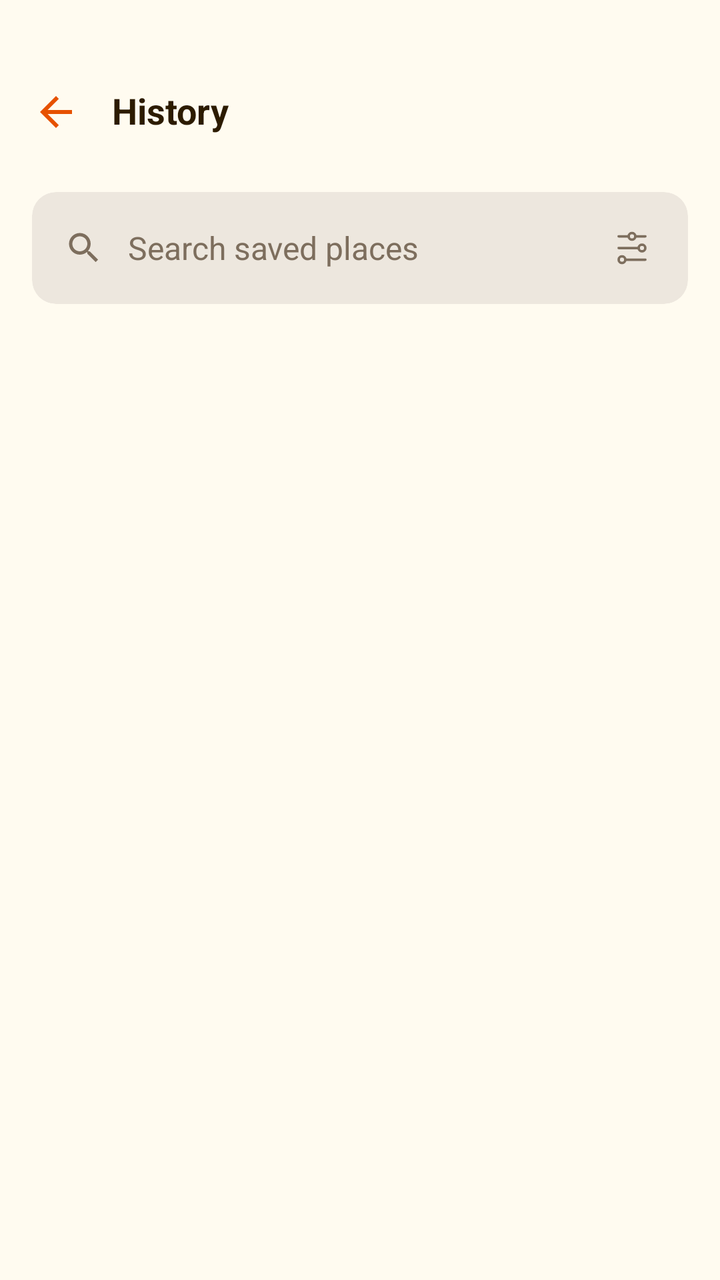
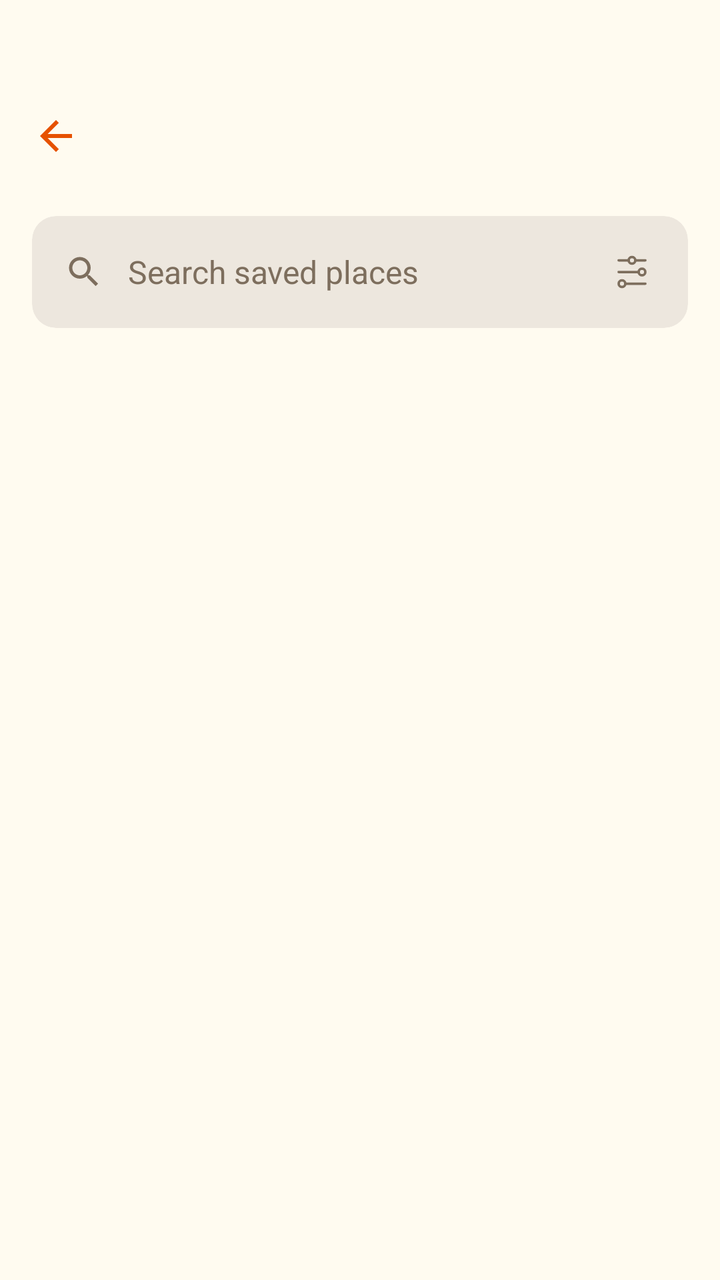

An Android layout rendered at two revisions. The XML below is the earlier revision; the diff shows what the commit changed to produce the second picture.
<!-- AndroidManifest.xml: application theme Theme.WhereIsMyCar -->
<!-- res/layout/fragment_history.xml -->
<?xml version="1.0" encoding="utf-8"?>
<androidx.constraintlayout.widget.ConstraintLayout xmlns:android="http://schemas.android.com/apk/res/android"
    xmlns:app="http://schemas.android.com/apk/res-auto"
    xmlns:tools="http://schemas.android.com/tools"
    android:layout_width="match_parent"
    android:layout_height="match_parent"
    android:background="@color/app_background"
    android:paddingTop="@dimen/layout_padding_top"
    tools:context=".HistoryFragment">

    
    <androidx.constraintlayout.widget.ConstraintLayout
        android:id="@+id/toolbar"
        android:layout_width="match_parent"
        android:layout_height="?attr/actionBarSize"
        android:elevation="12dp"
        android:paddingHorizontal="16dp"
        app:layout_constraintTop_toTopOf="parent">

        <ImageView
            android:id="@+id/btn_back"
            android:layout_width="24dp"
            android:layout_height="24dp"
            android:contentDescription="@string/back"
            android:src="@drawable/ic_back"
            app:layout_constraintBottom_toBottomOf="parent"
            app:layout_constraintStart_toStartOf="parent"
            app:layout_constraintTop_toTopOf="parent"
            app:tint="@color/primary" />

        <TextView
            android:layout_width="wrap_content"
            android:layout_height="wrap_content"
            android:layout_marginStart="16dp"
            android:includeFontPadding="false"
            android:text="@string/history"
            android:textColor="@color/text_primary"
            android:textSize="18sp"
            android:textStyle="bold"
            app:layout_constraintBottom_toBottomOf="parent"
            app:layout_constraintStart_toEndOf="@+id/btn_back"
            app:layout_constraintTop_toTopOf="parent" />
    </androidx.constraintlayout.widget.ConstraintLayout>

    <androidx.cardview.widget.CardView
        android:id="@+id/search_container"
        android:layout_width="match_parent"
        android:layout_height="56dp"
        android:layout_marginHorizontal="16dp"
        android:layout_marginTop="8dp"
        app:cardBackgroundColor="@color/bg_gray"
        app:cardCornerRadius="12dp"
        app:cardElevation="0dp"
        app:layout_constraintTop_toBottomOf="@id/toolbar">

        <LinearLayout
            android:layout_width="match_parent"
            android:layout_height="match_parent"
            android:gravity="center_vertical"
            android:orientation="horizontal"
            android:paddingStart="16dp"
            android:paddingEnd="4dp">

            <ImageView
                android:layout_width="20dp"
                android:layout_height="20dp"
                android:contentDescription="@string/search"
                android:src="@drawable/ic_search"
                app:tint="@color/text_secondary" />

            <EditText
                android:id="@+id/edit_text_search"
                android:layout_width="0dp"
                android:layout_height="match_parent"
                android:layout_marginStart="12dp"
                android:layout_weight="1"
                android:background="@null"
                android:hint="@string/search_saved_places"
                android:importantForAutofill="no"
                android:inputType="text"
                android:textColor="@color/text_primary"
                android:textColorHint="@color/text_secondary"
                android:textSize="16sp" />

            <ImageView
                android:id="@+id/btn_filters"
                android:layout_width="48dp"
                android:layout_height="48dp"
                android:background="?attr/selectableItemBackground"
                android:contentDescription="@string/filters"
                android:padding="14dp"
                android:scaleType="centerInside"
                android:src="@drawable/filters"
                app:tint="@color/text_secondary" />
        </LinearLayout>
    </androidx.cardview.widget.CardView>

    <HorizontalScrollView
        android:id="@+id/active_filters_scroll"
        android:layout_width="match_parent"
        android:layout_height="wrap_content"
        android:layout_marginTop="16dp"
        android:clipToPadding="false"
        android:paddingHorizontal="16dp"
        android:scrollbars="none"
        android:visibility="gone"
        app:layout_constraintTop_toBottomOf="@id/search_container">

        <com.google.android.material.chip.ChipGroup
            android:id="@+id/active_filters_group"
            android:layout_width="wrap_content"
            android:layout_height="wrap_content"
            app:chipSpacingHorizontal="8dp"
            app:singleLine="true">
            
        </com.google.android.material.chip.ChipGroup>
    </HorizontalScrollView>

    <LinearLayout
        android:id="@+id/filters_wrapper"
        android:layout_width="match_parent"
        android:layout_height="wrap_content"
        android:orientation="vertical"
        android:visibility="gone"
        app:layout_constraintTop_toBottomOf="@id/active_filters_scroll">

        <HorizontalScrollView
            android:id="@+id/date_filters_scroll"
            android:layout_width="match_parent"
            android:layout_height="wrap_content"
            android:layout_marginTop="8dp"
            android:clipToPadding="false"
            android:paddingHorizontal="16dp"
            android:scrollbars="none">

            <LinearLayout
                android:id="@+id/date_filters_container"
                android:layout_width="wrap_content"
                android:layout_height="wrap_content"
                android:orientation="horizontal">
                
            </LinearLayout>
        </HorizontalScrollView>

        <HorizontalScrollView
            android:id="@+id/categories_scroll"
            android:layout_width="match_parent"
            android:layout_height="wrap_content"
            android:layout_marginTop="0dp"
            android:clipToPadding="false"
            android:paddingHorizontal="16dp"
            android:scrollbars="none">

            <LinearLayout
                android:id="@+id/categories_container"
                android:layout_width="wrap_content"
                android:layout_height="wrap_content"
                android:orientation="horizontal">
                
            </LinearLayout>
        </HorizontalScrollView>
    </LinearLayout>

    <androidx.recyclerview.widget.RecyclerView
        android:id="@+id/recycler_view_locations"
        android:layout_width="match_parent"
        android:layout_height="0dp"
        android:layout_marginTop="16dp"
        android:paddingHorizontal="16dp"
        app:layout_constraintBottom_toBottomOf="parent"
        app:layout_constraintTop_toBottomOf="@id/filters_wrapper"
        tools:listitem="@layout/item_location" />

</androidx.constraintlayout.widget.ConstraintLayout>
<!-- res/layout/item_location.xml (included above) -->
<?xml version="1.0" encoding="utf-8"?>
<com.google.android.material.card.MaterialCardView xmlns:android="http://schemas.android.com/apk/res/android"
    xmlns:app="http://schemas.android.com/apk/res-auto"
    android:layout_width="match_parent"
    android:layout_height="wrap_content"
    android:layout_marginBottom="12dp"
    app:cardBackgroundColor="@color/bg_gray"
    app:cardCornerRadius="24dp"
    app:cardElevation="0dp"
    app:strokeColor="@color/border_gray"
    app:strokeWidth="1dp">

    <androidx.constraintlayout.widget.ConstraintLayout
        android:layout_width="match_parent"
        android:layout_height="wrap_content"
        android:padding="12dp">

        <com.google.android.material.card.MaterialCardView
            android:id="@+id/map_container"
            android:layout_width="80dp"
            android:layout_height="80dp"
            app:cardCornerRadius="12dp"
            app:cardElevation="0dp"
            app:layout_constraintBottom_toBottomOf="parent"
            app:layout_constraintStart_toStartOf="parent"
            app:layout_constraintTop_toTopOf="parent">

            <org.osmdroid.views.MapView
                android:id="@+id/map_view"
                android:layout_width="match_parent"
                android:layout_height="match_parent" />

            <ImageView
                android:layout_width="24dp"
                android:layout_height="24dp"
                android:layout_gravity="center"
                android:contentDescription="@string/my_location"
                android:src="@drawable/ic_location"
                app:tint="@color/primary" />
        </com.google.android.material.card.MaterialCardView>

        <TextView
            android:id="@+id/text_view_category"
            android:layout_width="wrap_content"
            android:layout_height="wrap_content"
            android:layout_marginStart="16dp"
            android:background="@drawable/bg_category_tag"
            android:paddingHorizontal="8dp"
            android:paddingVertical="2dp"
            android:text="@string/category"
            android:textColor="@color/primary"
            android:textSize="11sp"
            android:textStyle="bold"
            app:layout_constraintStart_toEndOf="@id/map_container"
            app:layout_constraintTop_toTopOf="@id/map_container" />

        <TextView
            android:id="@+id/text_view_time"
            android:layout_width="wrap_content"
            android:layout_height="wrap_content"
            android:layout_marginEnd="16dp"
            android:text="@string/date_value"
            android:textColor="@color/text_secondary"
            android:textSize="12sp"
            app:layout_constraintEnd_toEndOf="parent"
            app:layout_constraintTop_toTopOf="@id/map_container" />

        <TextView
            android:id="@+id/text_view_title"
            android:layout_width="0dp"
            android:layout_height="wrap_content"
            android:layout_marginTop="4dp"
            android:layout_marginStart="16dp"
            android:ellipsize="end"
            android:maxLines="1"
            android:text="@string/address_line"
            android:textColor="@color/text_primary"
            android:textSize="18sp"
            android:textStyle="bold"
            app:layout_constraintEnd_toStartOf="@id/button_more"
            app:layout_constraintStart_toEndOf="@id/map_container"
            app:layout_constraintTop_toBottomOf="@id/text_view_time" />

        <TextView
            android:id="@+id/text_view_subtitle"
            android:layout_width="0dp"
            android:layout_height="wrap_content"
            android:layout_marginTop="2dp"
            android:layout_marginStart="16dp"
            android:ellipsize="end"
            android:maxLines="1"
            android:text="@string/city_country"
            android:textColor="@color/text_secondary"
            android:textSize="14sp"
            app:layout_constraintEnd_toStartOf="@id/button_more"
            app:layout_constraintStart_toEndOf="@id/map_container"
            app:layout_constraintTop_toBottomOf="@id/text_view_title" />

        <ImageButton
            android:id="@+id/button_more"
            android:layout_width="48dp"
            android:layout_height="48dp"
            android:background="?attr/selectableItemBackgroundBorderless"
            android:contentDescription="@string/more_options"
            android:src="@drawable/ic_more"
            app:layout_constraintBottom_toBottomOf="parent"
            app:layout_constraintEnd_toEndOf="parent"
            app:layout_constraintTop_toTopOf="parent"
            app:tint="@color/text_secondary" />

    </androidx.constraintlayout.widget.ConstraintLayout>
</com.google.android.material.card.MaterialCardView>
<!-- resources referenced by this layout -->
<resources>
  <color name="app_background">#FFFBF0</color>
  <color name="bg_gray">#EDE7DE</color>
  <color name="border_gray">#E0D7C6</color>
  <color name="primary">#E65100</color>
  <color name="text_primary">#2C1B00</color>
  <color name="text_secondary">#7D6E5D</color>
  <dimen name="layout_padding_top">24dp</dimen>
  <!-- drawable bg_category_tag (drawable) -->
  <?xml version="1.0" encoding="utf-8"?>
  <shape xmlns:android="http://schemas.android.com/apk/res/android">
      <solid android:color="#151C26" />
      <corners android:radius="4dp" />
  </shape>
  <!-- drawable ic_back (drawable) -->
  <vector xmlns:android="http://schemas.android.com/apk/res/android"
      android:width="24dp"
      android:height="24dp"
      android:viewportWidth="24"
      android:viewportHeight="24">
      <path
          android:fillColor="#000000"
          android:pathData="M20,11H7.83l5.59,-5.59L12,4l-8,8l8,8l1.41,-1.41L7.83,13H20V11Z" />
  </vector>
  <string name="back">Back</string>
  <string name="category">Category</string>
  <string name="filters">Filters</string>
  <string name="history">History</string>
  <string name="more_options">More Options</string>
  <string name="my_location">My Location</string>
  <string name="search">Search</string>
  <string name="search_saved_places">Search saved places</string>
  <style name="Theme.WhereIsMyCar" parent="Base.Theme.WhereIsMyCar" />
  <style name="Base.Theme.WhereIsMyCar" parent="Theme.Material3.DayNight.NoActionBar">
          
          <item name="colorPrimary">@color/primary</item>
          <item name="colorOnPrimary">@color/white</item>
          <item name="android:windowBackground">@color/app_background</item>
  
          
          <item name="android:popupMenuStyle">@style/Widget.Material3.PopupMenu.Custom</item>
          <item name="popupMenuStyle">@style/Widget.Material3.PopupMenu.Custom</item>
          <item name="android:textAppearanceLargePopupMenu">@style/TextAppearance.Material3.BodyLarge</item>
          <item name="android:textAppearanceSmallPopupMenu">@style/TextAppearance.Material3.BodyMedium</item>
          <item name="materialSwitchStyle">@style/Widget.App.Switch</item>
  
          
          <item name="preferenceTheme">@style/PreferenceThemeOverlay</item>
  
          
          <item name="iconColor">@color/text_primary</item>
      </style>
  <color name="white">#FFFFFFFF</color>
  <style name="Widget.App.Switch" parent="Widget.Material3.CompoundButton.MaterialSwitch">
          <item name="materialThemeOverlay">@style/ThemeOverlay.App.Switch</item>
          <item name="android:scaleX">0.8</item>
          <item name="android:scaleY">0.8</item>
          <item name="thumbIcon">@drawable/ic_check</item>
      </style>
  <style name="PreferenceThemeOverlay" parent="PreferenceThemeOverlay.v14.Material">
          <item name="preferenceCategoryStyle">@style/PreferenceCategoryStyle</item>
      </style>
  <!-- drawable bg_popup_menu (drawable) -->
  <?xml version="1.0" encoding="utf-8"?>
  <shape xmlns:android="http://schemas.android.com/apk/res/android">
      
      <solid android:color="@color/bg_gray" />
      
      <corners android:radius="12dp" />
      <stroke
          android:width="1dp"
          android:color="@color/border_gray" />
  </shape>
  <style name="PreferenceCategoryStyle" parent="Preference.Category.Material">
          <item name="android:layout">@layout/custom_preference_category</item>
          <item name="allowDividerAbove">false</item>
          <item name="allowDividerBelow">false</item>
          <item name="iconSpaceReserved">false</item>
      </style>
  <color name="primary_gray">#EBE3D5</color>
  <color name="primary_gray_full">#D6CDC0</color>
  <!-- unchanged entries left out for length: 7 -->
</resources>

<!-- the commit's change to res/layout/fragment_history.xml (unified diff, before → after) -->
@@ -9,38 +9,10 @@
     tools:context=".HistoryFragment">
 
     
-    <androidx.constraintlayout.widget.ConstraintLayout
-        android:id="@+id/toolbar"
-        android:layout_width="match_parent"
-        android:layout_height="?attr/actionBarSize"
-        android:elevation="12dp"
-        android:paddingHorizontal="16dp"
-        app:layout_constraintTop_toTopOf="parent">
-
-        <ImageView
-            android:id="@+id/btn_back"
-            android:layout_width="24dp"
-            android:layout_height="24dp"
-            android:contentDescription="@string/back"
-            android:src="@drawable/ic_back"
-            app:layout_constraintBottom_toBottomOf="parent"
-            app:layout_constraintStart_toStartOf="parent"
-            app:layout_constraintTop_toTopOf="parent"
-            app:tint="@color/primary" />
-
-        <TextView
-            android:layout_width="wrap_content"
-            android:layout_height="wrap_content"
-            android:layout_marginStart="16dp"
-            android:includeFontPadding="false"
-            android:text="@string/history"
-            android:textColor="@color/text_primary"
-            android:textSize="18sp"
-            android:textStyle="bold"
-            app:layout_constraintBottom_toBottomOf="parent"
-            app:layout_constraintStart_toEndOf="@+id/btn_back"
-            app:layout_constraintTop_toTopOf="parent" />
-    </androidx.constraintlayout.widget.ConstraintLayout>
+    <include
+        android:id="@+id/layout_header"
+        layout="@layout/layout_header"
+        app:layout_constraintTop_toTopOf="parent" />
 
     <androidx.cardview.widget.CardView
         android:id="@+id/search_container"
@@ -51,7 +23,7 @@
         app:cardBackgroundColor="@color/bg_gray"
         app:cardCornerRadius="12dp"
         app:cardElevation="0dp"
-        app:layout_constraintTop_toBottomOf="@id/toolbar">
+        app:layout_constraintTop_toBottomOf="@id/layout_header">
 
         <LinearLayout
             android:layout_width="match_parent"
@@ -80,7 +52,8 @@
                 android:inputType="text"
                 android:textColor="@color/text_primary"
                 android:textColorHint="@color/text_secondary"
-                android:textSize="16sp" />
+                android:textSize="16sp"
+                android:imeOptions="actionSearch" />
 
             <ImageView
                 android:id="@+id/btn_filters"
@@ -170,6 +143,62 @@
         app:layout_constraintBottom_toBottomOf="parent"
         app:layout_constraintTop_toBottomOf="@id/filters_wrapper"
         tools:listitem="@layout/item_location" />
+
+</androidx.constraintlayout.widget.ConstraintLayout>
+<!-- res/layout/layout_header.xml (included above) -->
+<?xml version="1.0" encoding="utf-8"?>
+<androidx.constraintlayout.widget.ConstraintLayout xmlns:android="http://schemas.android.com/apk/res/android"
+    xmlns:app="http://schemas.android.com/apk/res-auto"
+    android:id="@+id/toolbar"
+    android:layout_width="match_parent"
+    android:layout_height="?attr/actionBarSize"
+    android:paddingHorizontal="16dp">
+
+    <ImageView
+        android:id="@+id/btn_back"
+        android:layout_width="24dp"
+        android:layout_height="24dp"
+        android:contentDescription="@string/back"
+        android:src="@drawable/ic_back"
+        app:layout_constraintBottom_toBottomOf="parent"
+        app:layout_constraintStart_toStartOf="parent"
+        app:layout_constraintTop_toTopOf="parent"
+        app:tint="@color/primary" />
+
+    <TextView
+        android:id="@+id/tv_toolbar_title"
+        android:layout_width="wrap_content"
+        android:layout_height="wrap_content"
+        android:layout_marginStart="16dp"
+        android:includeFontPadding="false"
+        android:textColor="@color/text_primary"
+        android:textSize="18sp"
+        android:textStyle="bold"
+        app:layout_constraintBottom_toBottomOf="parent"
+        app:layout_constraintStart_toEndOf="@+id/btn_back"
+        app:layout_constraintTop_toTopOf="parent" />
+
+    <ImageView
+        android:id="@+id/btn_toolbar_action_icon"
+        android:layout_width="24dp"
+        android:layout_height="24dp"
+        android:visibility="gone"
+        app:layout_constraintBottom_toBottomOf="parent"
+        app:layout_constraintEnd_toEndOf="parent"
+        app:layout_constraintTop_toTopOf="parent"
+        app:tint="@color/text_primary" />
+
+    <TextView
+        android:id="@+id/btn_toolbar_action_text"
+        android:layout_width="wrap_content"
+        android:layout_height="wrap_content"
+        android:textColor="@color/primary"
+        android:textSize="16sp"
+        android:textStyle="bold"
+        android:visibility="gone"
+        app:layout_constraintBottom_toBottomOf="parent"
+        app:layout_constraintEnd_toEndOf="parent"
+        app:layout_constraintTop_toTopOf="parent" />
 
 </androidx.constraintlayout.widget.ConstraintLayout>
 <!-- res/layout/item_location.xml (included above) -->
@@ -264,7 +293,7 @@
             android:layout_marginStart="16dp"
             android:ellipsize="end"
             android:maxLines="1"
-            android:text="@string/city_country"
+            android:text="@string/location_address"
             android:textColor="@color/text_secondary"
             android:textSize="14sp"
             app:layout_constraintEnd_toStartOf="@id/button_more"
<!-- resource entries referenced after the edit -->
@@ -6,7 +6,7 @@
   <color name="primary">#E65100</color>
   <color name="text_primary">#2C1B00</color>
   <color name="text_secondary">#7D6E5D</color>
-  <dimen name="layout_padding_top">24dp</dimen>
+  <dimen name="layout_padding_top">36dp</dimen>
   <!-- drawable bg_category_tag (drawable) -->
   <?xml version="1.0" encoding="utf-8"?>
   <shape xmlns:android="http://schemas.android.com/apk/res/android">
@@ -23,10 +23,12 @@
           android:fillColor="#000000"
           android:pathData="M20,11H7.83l5.59,-5.59L12,4l-8,8l8,8l1.41,-1.41L7.83,13H20V11Z" />
   </vector>
+  <string name="address_line">Address Line</string>
   <string name="back">Back</string>
   <string name="category">Category</string>
+  <string name="date_value">Thurday, 12th March 2026</string>
   <string name="filters">Filters</string>
-  <string name="history">History</string>
+  <string name="location_address" translatable="false">%1$s, %2$s, %3$s</string>
   <string name="more_options">More Options</string>
   <string name="my_location">My Location</string>
   <string name="search">Search</string>
@@ -49,7 +51,7 @@
           <item name="preferenceTheme">@style/PreferenceThemeOverlay</item>
   
           
-          <item name="iconColor">@color/text_primary</item>
+          <item name="icon_color">@color/text_primary</item>
       </style>
   <color name="white">#FFFFFFFF</color>
   <style name="Widget.App.Switch" parent="Widget.Material3.CompoundButton.MaterialSwitch">
